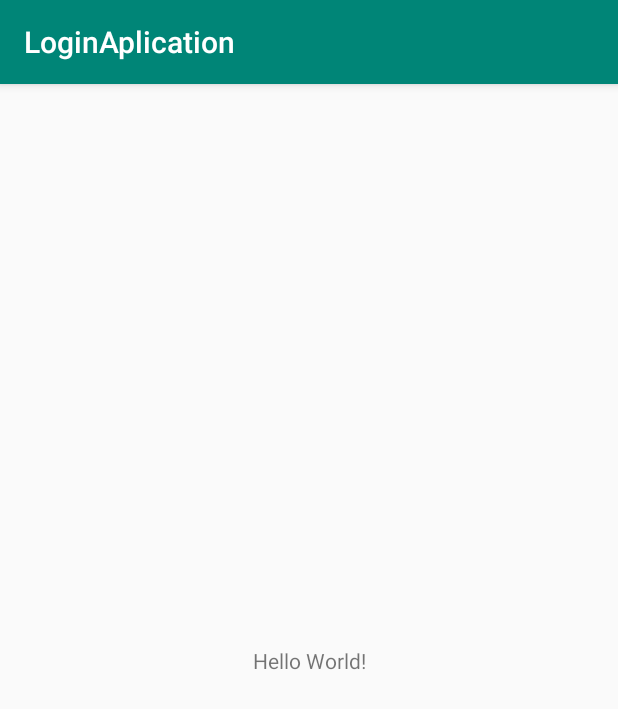
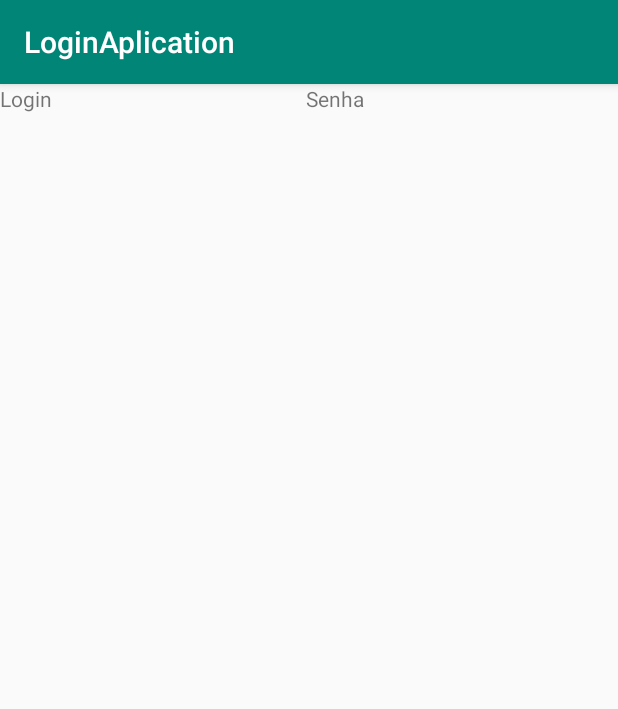
Before and after one commit to daviidelucas/Login-app, an Android app: the screen it shows after launch (MainActivity), on a phone screen of 412 x 824 dp. Shown: the top 709 px of the screen. Run offline under Robolectric (Android 15) with nearby library versions, the phone set to English and light mode, and no system bars.

Commit message:
First commit

```diff
--- a/app/src/main/res/layout/activity_main.xml
+++ b/app/src/main/res/layout/activity_main.xml
@@ -1,18 +1,24 @@
 <?xml version="1.0" encoding="utf-8"?>
-<android.support.constraint.ConstraintLayout xmlns:android="http://schemas.android.com/apk/res/android"
+<LinearLayout
+    xmlns:android="http://schemas.android.com/apk/res/android"
+    xmlns:tools="http://schemas.android.com/tools"
     xmlns:app="http://schemas.android.com/apk/res-auto"
-    xmlns:tools="http://schemas.android.com/tools"
     android:layout_width="match_parent"
     android:layout_height="match_parent"
     tools:context=".MainActivity">
 
     <TextView
+        android:id="@+id/txtLogin"
         android:layout_width="wrap_content"
         android:layout_height="wrap_content"
-        android:text="Hello World!"
-        app:layout_constraintBottom_toBottomOf="parent"
-        app:layout_constraintLeft_toLeftOf="parent"
-        app:layout_constraintRight_toRightOf="parent"
-        app:layout_constraintTop_toTopOf="parent" />
+        android:layout_weight="1"
+        android:text="Login" />
 
-</android.support.constraint.ConstraintLayout>
+    <TextView
+        android:id="@+id/txtSenha"
+        android:layout_width="wrap_content"
+        android:layout_height="wrap_content"
+        android:layout_weight="1"
+        android:text="Senha" />
+
+</LinearLayout>
```
